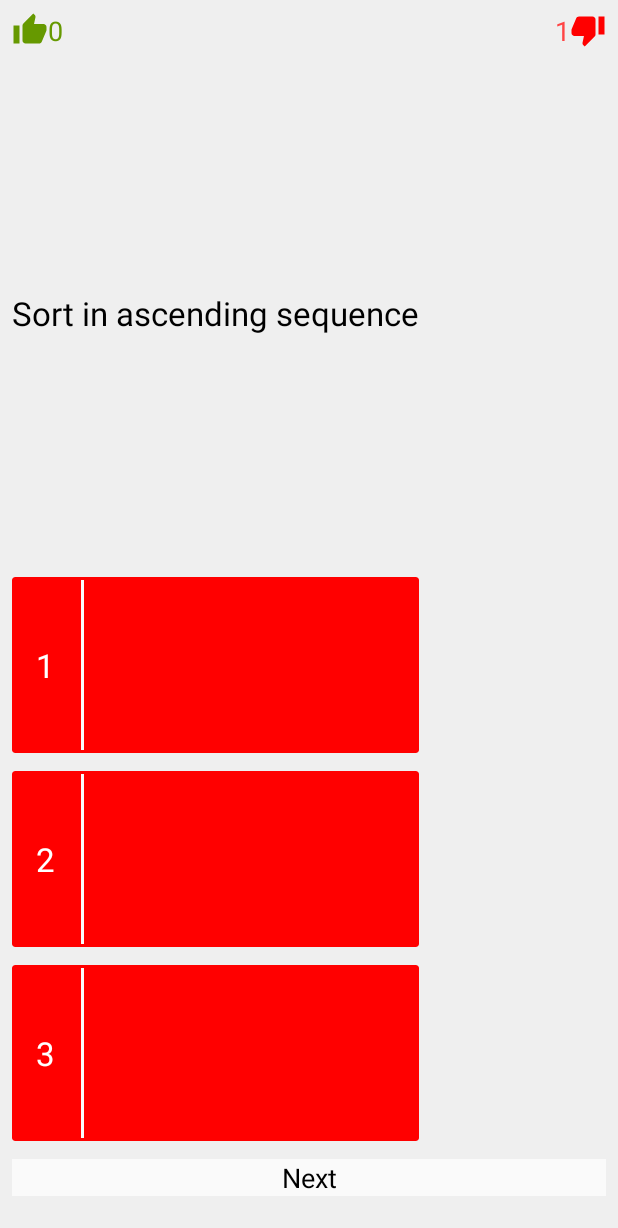
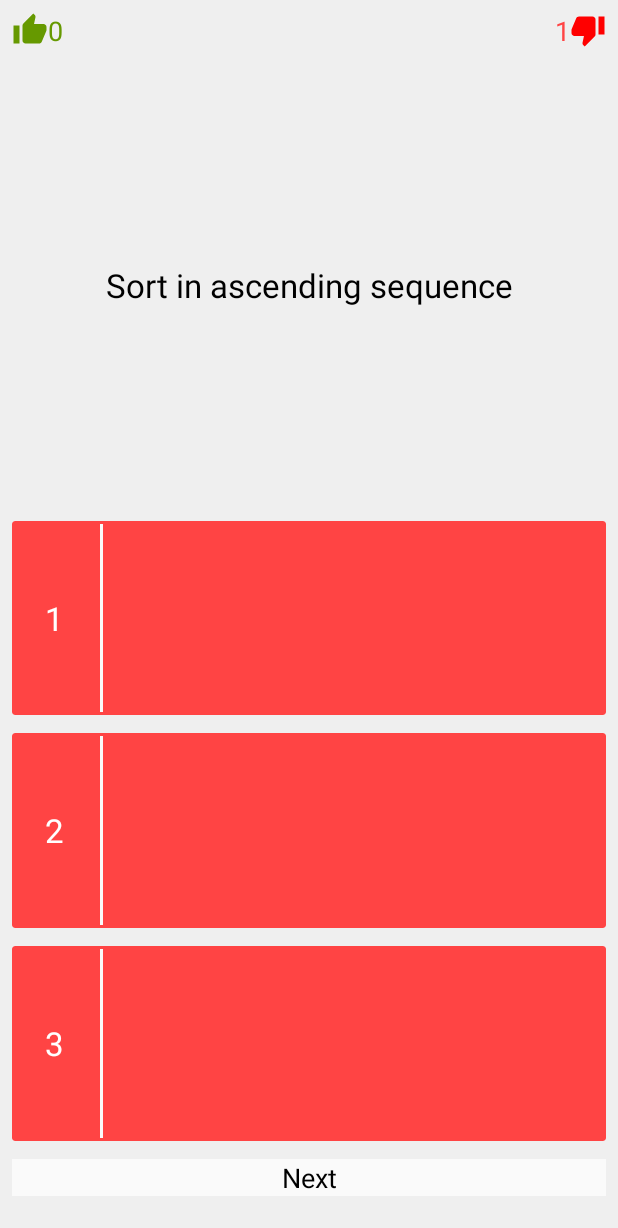
Before and after one commit to alekseyonanov/Dates, an Android app: the fragment SortFragment shown on its own in the app's theme, after a tap on "Check", on a phone screen of 412 x 824 dp. Shown: the top 1228 px of the screen. Run offline under Robolectric (Android 15) with nearby library versions, the phone set to English and light mode, and no system bars; libraries missing offline, so code that uses them is left out: com.appodeal.ads, uk.co.deanwild; plain views replace BannerView; 13 statements that could not run were skipped.

Commit message:
Исправлены ошибки в SortFragment, теперь режим бесконечных дат работает исправно.

```diff
--- a/app/src/main/java/com/nollpointer/dates/SortCards.java
+++ b/app/src/main/java/com/nollpointer/dates/SortCards.java
@@ -17,9 +17,12 @@ public class SortCards implements SortCardsControl{
 
     private ArrayList<SortCardView> cards;
     private int[] currentSequence = new int[MAX_COUNT];
-    private int[] answerSequence;
+    private int[] answerSequence = new int[MAX_COUNT];
 
     private boolean isCheckMode = false;
+
+    private int GREEN = Color.GREEN;
+    private int RED = Color.RED;
 
     private View.OnClickListener listener = new View.OnClickListener(){
         @Override
@@ -28,6 +31,12 @@ public class SortCards implements SortCardsControl{
                 onCardClick(pos);
         }
     };
+
+    @Override
+    public void setColors(int green,int red){
+        GREEN = green;
+        RED = red;
+    }
 
     public static SortCardsControl newInstance(View mainView){
         SortCards sorts = new SortCards();
@@ -61,6 +70,9 @@ public class SortCards implements SortCardsControl{
         cards.get(position).setNumber(sequenceNumber);
         if(isCheckMode)
             singleCardCheck(position);
+
+        Log.wtf("CURRENT_SEQUENCE","" + currentSequence[0] + currentSequence[1] +currentSequence[2]);
+        Log.wtf("ANSWER_SEQUENCE","" + answerSequence[0] + answerSequence[1] +answerSequence[2]);
     }
 
 
@@ -83,7 +95,9 @@ public class SortCards implements SortCardsControl{
 
     @Override
     public void setAnswerSequence(int[] sequence){
-        answerSequence = sequence;
+        for(int i=0;i<MAX_COUNT;i++)
+            answerSequence[i] = sequence[i];
+        Log.wtf("TEST_CARDS","" + answerSequence[0] + answerSequence[1] +answerSequence[2]);
     }
 
     private int getPosition(int id){
@@ -131,20 +145,19 @@ public class SortCards implements SortCardsControl{
         }else{
             for(int i=0;i<MAX_COUNT;i++){
                 if(currentSequence[i] == answerSequence[i])
-                    cards.get(i).setBackgroundColor(Color.GREEN);
+                    cards.get(i).setBackgroundColor(GREEN);
                 else
-                    cards.get(i).setBackgroundColor(Color.RED);
+                    cards.get(i).setBackgroundColor(RED);
             }
         }
-        isCheckMode = true;
         return isCorrect;
     }
 
     private void singleCardCheck(int position){
         if(answerSequence[position] == currentSequence[position])
-            cards.get(position).setBackgroundColor(Color.GREEN);
+            cards.get(position).setBackgroundColor(GREEN);
         else
-            cards.get(position).setBackgroundColor(Color.RED);
+            cards.get(position).setBackgroundColor(RED);
 
     }
 
--- a/app/src/main/java/com/nollpointer/dates/SortCardsControl.java
+++ b/app/src/main/java/com/nollpointer/dates/SortCardsControl.java
@@ -12,4 +12,6 @@ public interface SortCardsControl{
     int getAnswerSequence();
 
     void setCheckMode(boolean state);
+
+    void setColors(int g,int r);
 }
--- a/app/src/main/java/com/nollpointer/dates/SortFragment.java
+++ b/app/src/main/java/com/nollpointer/dates/SortFragment.java
@@ -1,6 +1,7 @@
 package com.nollpointer.dates;
 
 
+import android.content.res.Resources;
 import android.support.v4.app.Fragment;
 import android.content.res.ColorStateList;
 import android.database.Cursor;
@@ -90,6 +91,7 @@ public class SortFragment extends Fragment {
 
         initViews();
 
+
         if(testMode)
             progressBar.setVisibility(View.VISIBLE);
 
@@ -116,7 +118,7 @@ public class SortFragment extends Fragment {
         instructions = mainView.findViewById(R.id.instruction_sort);
         progressBar = mainView.findViewById(R.id.sort_progressbar);
         check_button = mainView.findViewById(R.id.sort_check);
-        cardsControl = SortCards.newInstance(mainView.findViewById(R.id.sort_main_content));
+        cardsControl = SortCards.newInstance(mainView);
 
         RightAnswers.setText("0");
         WrongAnswers.setText("0");
@@ -128,20 +130,26 @@ public class SortFragment extends Fragment {
             }
         });
 
+        Resources resources = getResources();
+        cardsControl.setColors(resources.getColor(android.R.color.holo_green_light),resources.getColor(android.R.color.holo_red_light));
+
         Appodeal.setBannerViewId(R.id.appodealBannerView_sort);
     }
 
     public void check(){
+
+        isCheckMode = !isCheckMode;
+
         if (isCheckMode) {
-            check_button.setText(R.string.check_button);
-            setQuestions();
-        } else {
             boolean isCorrect = cardsControl.check();
             incrementScore(isCorrect);
             check_button.setText(R.string.next_sort);
             setQuestionInfo();
+        } else {
+            check_button.setText(R.string.check_button);
+            setQuestions();
         }
-        isCheckMode = !isCheckMode;
+
         cardsControl.setCheckMode(isCheckMode);
     }
 
@@ -229,7 +237,7 @@ public class SortFragment extends Fragment {
         cardsControl.setAnswerSequence(RightSequence);
         cardsControl.setQuestions(events);
 
-        Log.wtf("TEST","" + RightSequence[0] + RightSequence[1] + RightSequence[2]);
+        Log.wtf("TEST_FRAGMENT","" + RightSequence[0] + RightSequence[1] + RightSequence[2]);
     }
 //
 //    private void OnGoingCheck(){
--- a/app/src/main/res/layout/fragment_sort.xml
+++ b/app/src/main/res/layout/fragment_sort.xml
@@ -46,12 +46,51 @@
         android:background="@color/colorBackgroundTest"
         />
 
-    <include layout="@layout/sort_main_content"
+    <LinearLayout
+        xmlns:android="http://schemas.android.com/apk/res/android"
+        xmlns:app="http://schemas.android.com/apk/res-auto"
+        android:layout_width="match_parent"
+        android:layout_height="0dp"
+        android:orientation="vertical"
         app:layout_column="0"
         app:layout_row="2"
         app:layout_columnSpan="2"
         app:layout_rowWeight="1"
-        android:id="@+id/sort_main_content" />
+        android:gravity="center" >
+
+        <TextView
+            android:layout_width="match_parent"
+            android:layout_height="0dp"
+            android:layout_weight="3"
+            android:id="@+id/instruction_sort"
+            android:textAppearance="?android:textAppearanceLarge"
+            android:textColor="@android:color/black"
+            android:layout_gravity="fill"
+            android:gravity="center"
+            android:text="@string/sotr_text"/>
+
+        <include layout="@layout/sort_card"
+            android:layout_width="match_parent"
+            android:layout_weight="1"
+            android:layout_marginBottom="12dp"
+            android:layout_height="wrap_content"
+            android:id="@+id/cardView0" />
+
+        <include layout="@layout/sort_card"
+            android:layout_width="match_parent"
+            android:layout_weight="1"
+            android:layout_marginBottom="12dp"
+            android:layout_height="wrap_content"
+            android:id="@+id/cardView1" />
+
+        <include layout="@layout/sort_card"
+            android:layout_width="match_parent"
+            android:layout_weight="1"
+            android:layout_marginBottom="12dp"
+            android:layout_height="wrap_content"
+            android:id="@+id/cardView2" />
+
+    </LinearLayout>
 
     <!--<LinearLayout-->
         <!--android:layout_width="match_parent"-->
```
